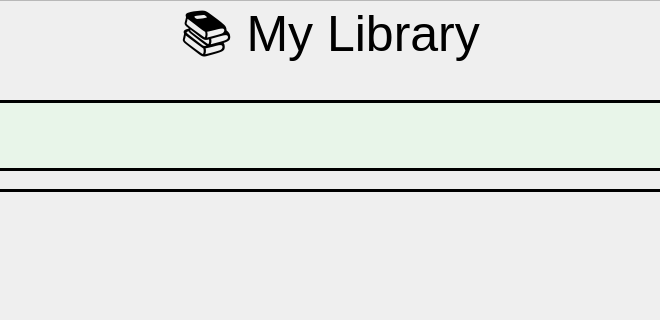
This is BookClubProject/Users/mylibrarywindow.ui in mohammadshirizadeh-sudo/book-club as Qt 5 draws it before an edit; both pictures show x 420 to 1080 and y 0 to 320 of the 1500 by 800 pixel window. The edited form follows.
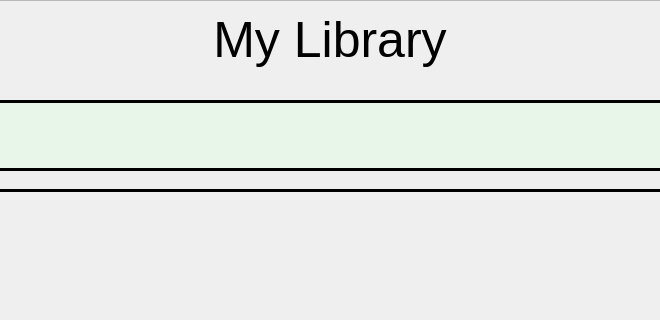
This is the edited form. Icons and pictures are not drawn.

Commit message: added new dialogs for books and their details shown before reading and writing also

Diff of the .ui file:
```diff
--- a/BookClubProject/Users/mylibrarywindow.ui
+++ b/BookClubProject/Users/mylibrarywindow.ui
@@ -66,7 +66,7 @@
 }</string>
      </property>
      <property name="text">
-      <string>📚 My Library</string>
+      <string>My Library</string>
      </property>
      <property name="alignment">
       <set>Qt::AlignmentFlag::AlignCenter</set>
```
The commit also changes 1 other file.
